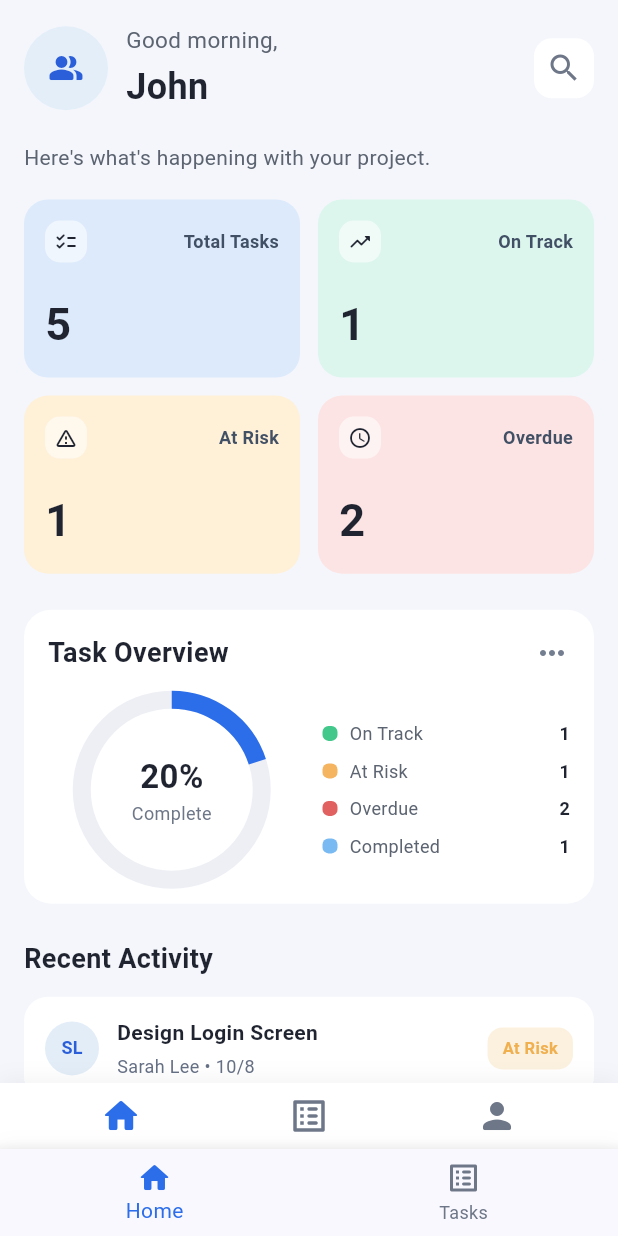
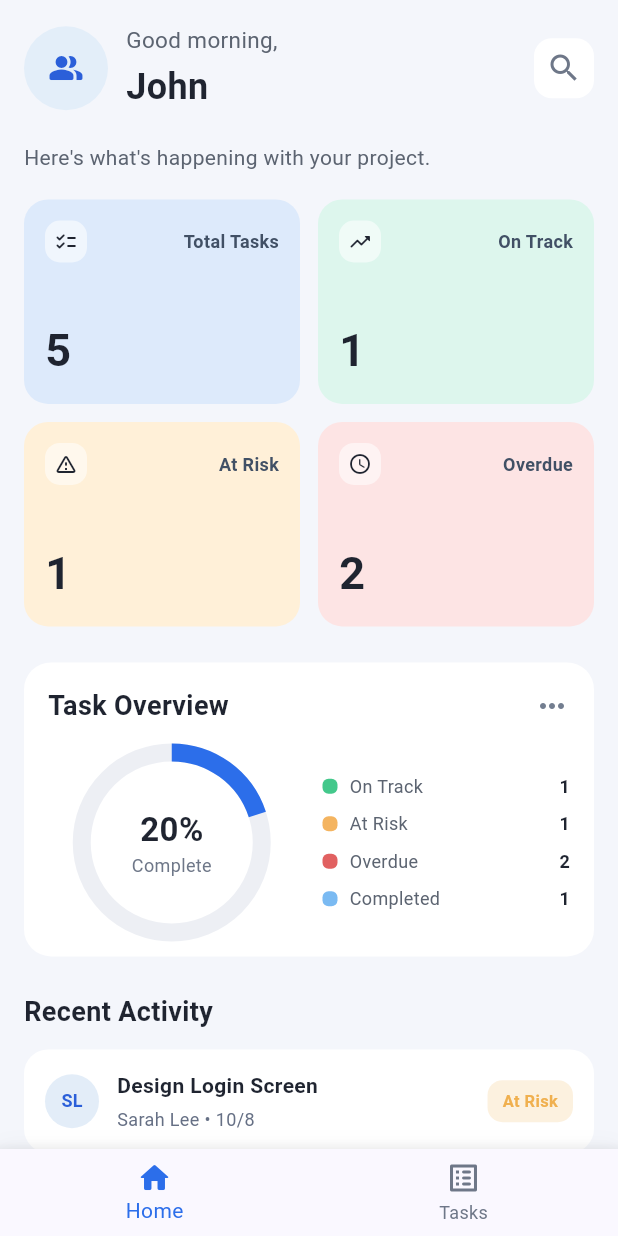
Before and after one commit to Airman-web/flutter_task_tracker, a Flutter app: the screen it shows after launch, on a phone screen of 412 x 824 dp. Run offline on Flutter 3.47's test engine with Material 3 defaults, Android fonts, the phone set to English and light mode, and no system bars.

Commit message:
fix: remove duplicate dashboard navigation

```diff
--- a/lib/screens/dashboard_screen.dart
+++ b/lib/screens/dashboard_screen.dart
@@ -84,7 +84,7 @@ class _DashboardScreenState extends State<DashboardScreen> {
                 shrinkWrap: true,
                 physics: const NeverScrollableScrollPhysics(),
                 crossAxisCount: 2,
-                childAspectRatio: 1.55,
+                childAspectRatio: 1.35,
                 crossAxisSpacing: 12,
                 mainAxisSpacing: 12,
                 children: [
@@ -317,27 +317,6 @@ class _DashboardScreenState extends State<DashboardScreen> {
           ),
         ),
       ),
-      bottomNavigationBar: Container(
-        padding: const EdgeInsets.symmetric(vertical: 8, horizontal: 18),
-        decoration: BoxDecoration(
-          color: Colors.white,
-          boxShadow: [
-            BoxShadow(
-              color: Colors.black.withValues(alpha: 0.05),
-              blurRadius: 12,
-              offset: const Offset(0, -2),
-            ),
-          ],
-        ),
-        child: Row(
-          mainAxisAlignment: MainAxisAlignment.spaceAround,
-          children: const [
-            _NavItem(icon: Icons.home_rounded, active: true),
-            _NavItem(icon: Icons.list_alt_rounded),
-            _NavItem(icon: Icons.person_rounded),
-          ],
-        ),
-      ),
     );
   }
 
@@ -465,19 +444,3 @@ class _LegendRow extends StatelessWidget {
     );
   }
 }
-
-class _NavItem extends StatelessWidget {
-  const _NavItem({required this.icon, this.active = false});
-
-  final IconData icon;
-  final bool active;
-
-  @override
-  Widget build(BuildContext context) {
-    return Icon(
-      icon,
-      color: active ? const Color(0xFF2C6EEA) : const Color(0xFF6E7788),
-      size: 28,
-    );
-  }
-}
```
